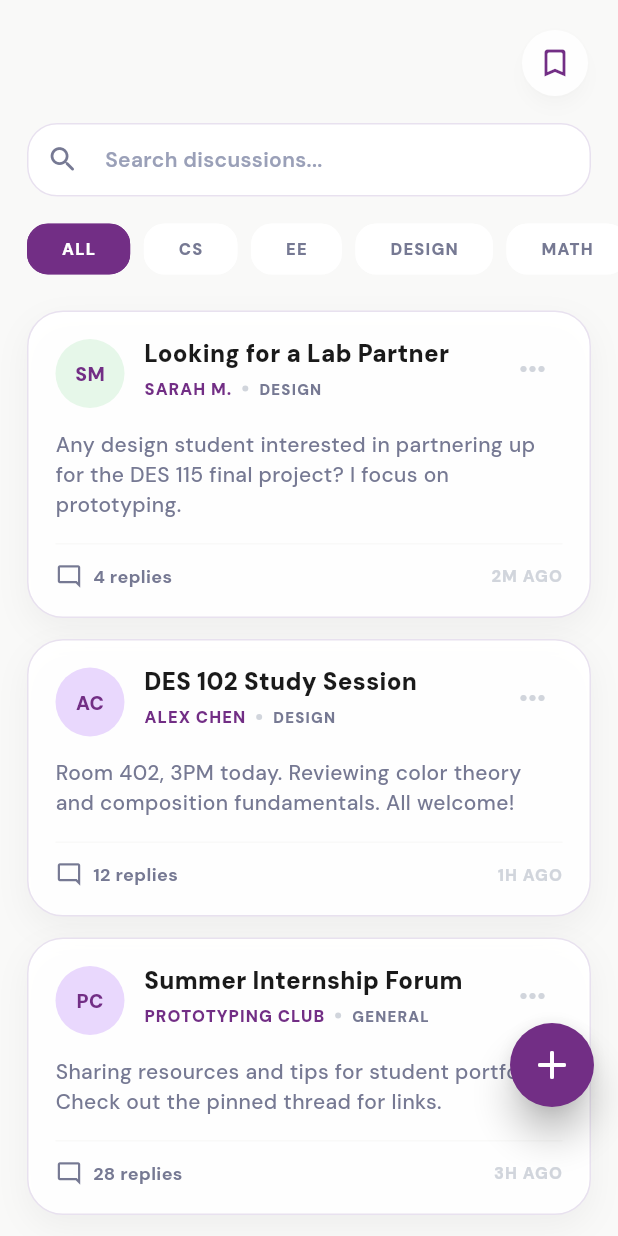
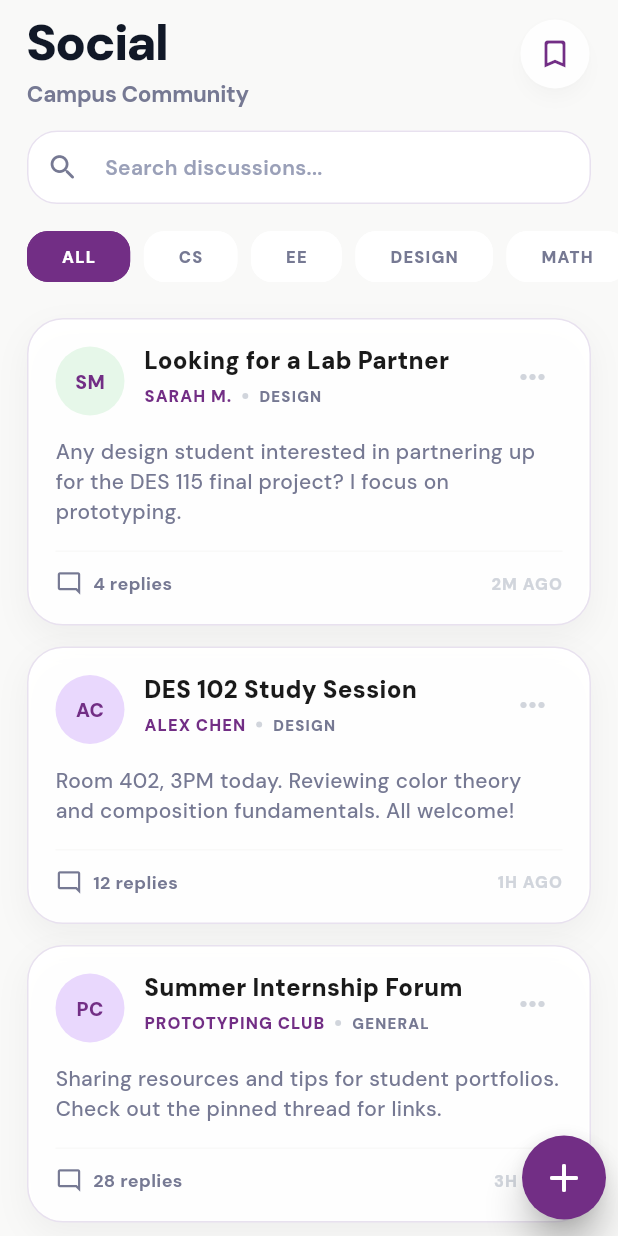
Before and after one commit to LouiseDavise/eNTHUsiast, a Flutter app: the SocialScreen screen opened directly, on a phone screen of 412 x 824 dp. Run offline on Flutter 3.47's test engine with Material 3 defaults, Android fonts, the phone set to English and light mode, and no system bars; our stand-ins replace firebase_core, google_fonts; accounts and stored records are empty; network calls fail.

Commit message:
socialpage

```diff
--- a/lib/screens/social_screen.dart
+++ b/lib/screens/social_screen.dart
@@ -391,9 +391,9 @@ class _SocialScreenState extends State<SocialScreen> {
                 constraints: const BoxConstraints(maxWidth: 430),
                 child: Column(
                   children: [
-                    const SizedBox(height: 18),
-                    _buildTopActions(),
-                    const SizedBox(height: 8),
+                    const SizedBox(height: 12),
+                    _buildTopHeader(),
+                    const SizedBox(height: 10),
                     _buildSearchBar(),
                     _buildFilterChips(),
                     Expanded(
@@ -404,7 +404,7 @@ class _SocialScreenState extends State<SocialScreen> {
                                 18,
                                 18,
                                 18,
-                                100,
+                                120,
                               ),
                               itemBuilder: (context, index) =>
                                   _buildPostCard(posts[index]),
@@ -420,8 +420,8 @@ class _SocialScreenState extends State<SocialScreen> {
           ),
         ],
       ),
-      floatingActionButton: Padding(
-        padding: const EdgeInsets.only(bottom: 70),
+      floatingActionButton: Transform.translate(
+        offset: const Offset(8, 5),
         child: FloatingActionButton(
           onPressed: _showCreatePostSheet,
           backgroundColor: _deepPurple,
@@ -434,12 +434,40 @@ class _SocialScreenState extends State<SocialScreen> {
     );
   }
 
-  Widget _buildTopActions() {
+  Widget _buildTopHeader() {
     return Padding(
-      padding: const EdgeInsets.symmetric(horizontal: 18),
+      padding: const EdgeInsets.fromLTRB(18, 0, 18, 0),
       child: Row(
+        crossAxisAlignment: CrossAxisAlignment.start,
         children: [
-          const Spacer(),
+          const Expanded(
+            child: Column(
+              crossAxisAlignment: CrossAxisAlignment.start,
+              children: [
+                Text(
+                  'Social',
+                  style: TextStyle(
+                    color: Color(0xFF111827),
+                    fontSize: 34,
+                    fontWeight: FontWeight.w900,
+                    height: 0.95,
+                    letterSpacing: -1.35,
+                  ),
+                ),
+                SizedBox(height: 8),
+                Text(
+                  'Campus Community',
+                  style: TextStyle(
+                    color: _mainTextGrey,
+                    fontSize: 15,
+                    fontWeight: FontWeight.w700,
+                    letterSpacing: -0.2,
+                  ),
+                ),
+              ],
+            ),
+          ),
+          const SizedBox(width: 12),
           Stack(
             clipBehavior: Clip.none,
             children: [
@@ -450,7 +478,7 @@ class _SocialScreenState extends State<SocialScreen> {
                   foregroundColor: _deepPurple,
                   shadowColor: Colors.black.withValues(alpha: 0.10),
                   elevation: 4,
-                  fixedSize: const Size(44, 44),
+                  fixedSize: const Size(46, 46),
                 ),
                 icon: Icon(
                   _savedPostIds.isEmpty
@@ -491,7 +519,7 @@ class _SocialScreenState extends State<SocialScreen> {
 
   Widget _buildSearchBar() {
     return Padding(
-      padding: const EdgeInsets.fromLTRB(18, 8, 18, 12),
+      padding: const EdgeInsets.fromLTRB(18, 4, 18, 12),
       child: Stack(
         alignment: Alignment.centerLeft,
         children: [
@@ -1955,13 +1983,16 @@ class _ThreadReplyBubble extends StatelessWidget {
                 ),
               ),
               const SizedBox(height: 8),
-              Text(
-                reply.time.toUpperCase(),
-                style: const TextStyle(
-                  color: Color(0xFF9AA0B8),
-                  fontSize: 11,
-                  fontWeight: FontWeight.w900,
-                  letterSpacing: 1.1,
+              Padding(
+                padding: const EdgeInsets.only(left: 2),
+                child: Text(
+                  reply.time.toUpperCase(),
+                  style: const TextStyle(
+                    color: Color(0xFF9AA0B8),
+                    fontSize: 11,
+                    fontWeight: FontWeight.w900,
+                    letterSpacing: 1.1,
+                  ),
                 ),
               ),
             ],
@@ -2029,14 +2060,14 @@ class _ThreadReplyInput extends StatelessWidget {
             child: FilledButton(
               onPressed: onSend,
               style: FilledButton.styleFrom(
-                backgroundColor: const Color(0xFFA7A7A7),
+                backgroundColor: _deepPurple,
                 foregroundColor: Colors.white,
                 padding: EdgeInsets.zero,
                 shape: RoundedRectangleBorder(
                   borderRadius: BorderRadius.circular(18),
                 ),
               ),
-              child: const Icon(Icons.add_rounded, size: 30),
+              child: const Icon(Icons.send_rounded, size: 24),
             ),
           ),
         ],
```
